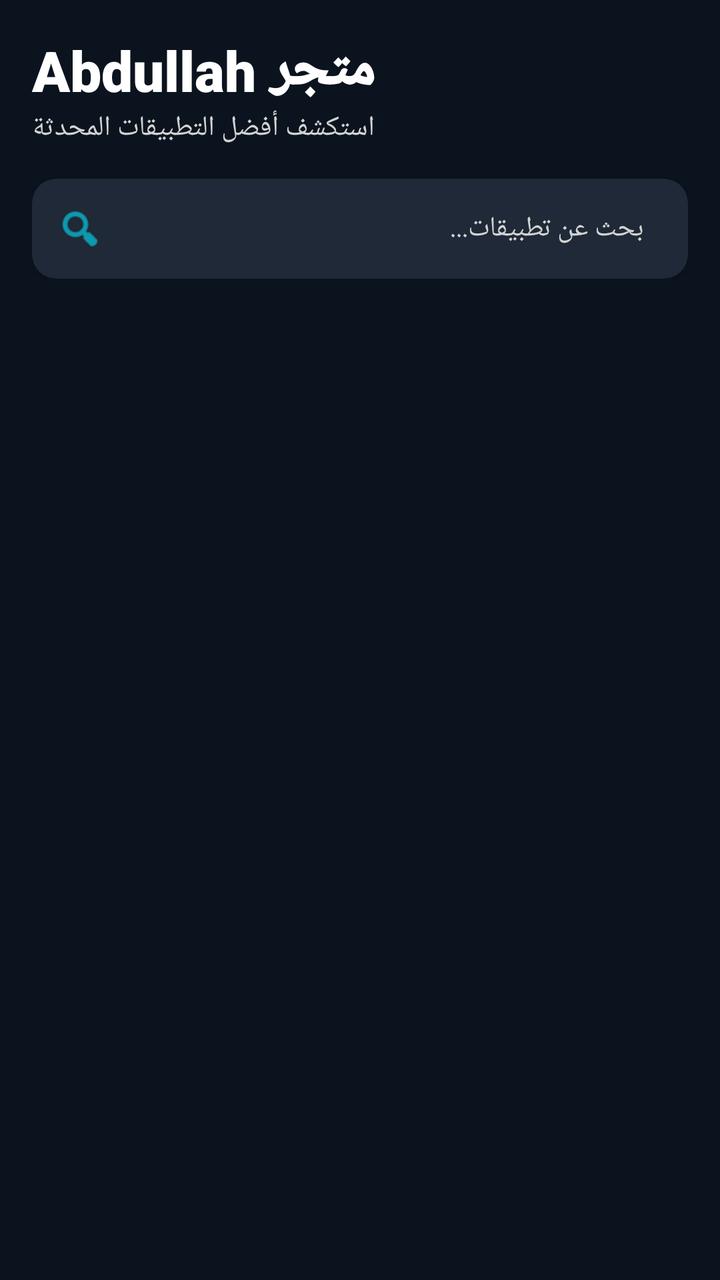
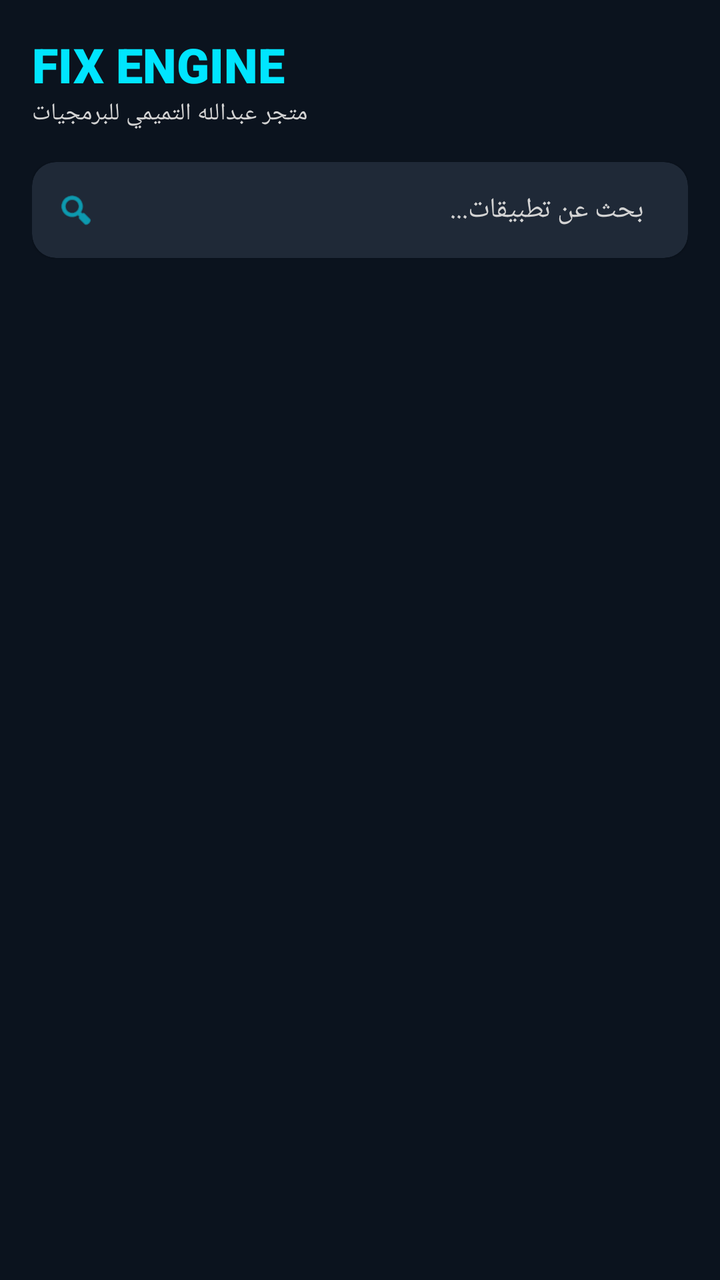

Compare the two renders of this Android layout. The source of the first and the diff that turns it into the second are given below.
<!-- AndroidManifest.xml: application theme Theme.FixEngine -->
<!-- res/layout/activity_main.xml -->
<?xml version="1.0" encoding="utf-8"?>
<androidx.coordinatorlayout.widget.CoordinatorLayout 
    xmlns:android="http://schemas.android.com/apk/res/android"
    xmlns:app="http://schemas.android.com/apk/res-auto"
    xmlns:tools="http://schemas.android.com/tools"
    android:layout_width="match_parent"
    android:layout_height="match_parent"
    android:background="@color/dark_background"
    tools:context=".MainActivity">

    <com.google.android.material.appbar.AppBarLayout
        android:id="@+id/appBar"
        android:layout_width="match_parent"
        android:layout_height="wrap_content"
        android:background="@android:color/transparent"
        app:elevation="0dp">

        <com.google.android.material.appbar.CollapsingToolbarLayout
            android:layout_width="match_parent"
            android:layout_height="wrap_content"
            app:layout_scrollFlags="scroll|exitUntilCollapsed">

            <LinearLayout
                android:layout_width="match_parent"
                android:layout_height="wrap_content"
                android:orientation="vertical"
                android:padding="16dp">

                
                <TextView
                    android:layout_width="wrap_content"
                    android:layout_height="wrap_content"
                    android:text="متجر Abdullah"
                    android:textColor="@color/white"
                    android:textSize="28sp"
                    android:textStyle="bold"
                    android:fontFamily="sans-serif-black" />

                <TextView
                    android:layout_width="wrap_content"
                    android:layout_height="wrap_content"
                    android:text="استكشف أفضل التطبيقات المحدثة"
                    android:textColor="@color/gray_light"
                    android:textSize="14sp"
                    android:layout_marginBottom="16dp" />

                
                <com.google.android.material.card.MaterialCardView
                    android:id="@+id/searchCard"
                    android:layout_width="match_parent"
                    android:layout_height="50dp"
                    app:cardBackgroundColor="#1F2937"
                    app:cardCornerRadius="12dp"
                    app:cardElevation="2dp"
                    app:strokeWidth="0dp">

                    <LinearLayout
                        android:layout_width="match_parent"
                        android:layout_height="match_parent"
                        android:gravity="center_vertical"
                        android:orientation="horizontal"
                        android:paddingHorizontal="12dp">

                        <ImageView
                            android:layout_width="24dp"
                            android:layout_height="24dp"
                            android:src="@android:drawable/ic_menu_search"
                            app:tint="@color/secondary_cyan" />

                        <EditText
                            android:id="@+id/etSearch"
                            android:layout_width="match_parent"
                            android:layout_height="match_parent"
                            android:background="@android:color/transparent"
                            android:hint="بحث عن تطبيقات..."
                            android:textColorHint="@color/gray_light"
                            android:textColor="@color/white"
                            android:textSize="14sp"
                            android:paddingHorizontal="10dp"
                            android:imeOptions="actionSearch"
                            android:inputType="text" />
                    </LinearLayout>
                </com.google.android.material.card.MaterialCardView>

            </LinearLayout>

        </com.google.android.material.appbar.CollapsingToolbarLayout>

    </com.google.android.material.appbar.AppBarLayout>

    
    <androidx.recyclerview.widget.RecyclerView
        android:id="@+id/recyclerView"
        android:layout_width="match_parent"
        android:layout_height="match_parent"
        android:clipToPadding="false"
        android:paddingHorizontal="8dp"
        android:paddingBottom="16dp"
        app:layout_behavior="@string/appbar_scrolling_view_behavior"
        tools:listitem="@layout/item_app" />

    
    <ProgressBar
        android:id="@+id/progressBar"
        android:layout_width="50dp"
        android:layout_height="50dp"
        android:layout_gravity="center"
        android:indeterminateTint="@color/secondary_cyan"
        android:visibility="gone" />

</androidx.coordinatorlayout.widget.CoordinatorLayout>
<!-- res/layout/item_app.xml (included above) -->
<?xml version="1.0" encoding="utf-8"?>
<com.google.android.material.card.MaterialCardView 
    xmlns:android="http://schemas.android.com/apk/res/android"
    xmlns:app="http://schemas.android.com/apk/res-auto"
    android:layout_width="match_parent"
    android:layout_height="wrap_content"
    android:layout_marginHorizontal="12dp"
    android:layout_marginVertical="6dp"
    app:cardCornerRadius="20dp"
    app:cardElevation="0dp"
    app:cardBackgroundColor="#1A222C"
    app:strokeColor="#2D3748"
    app:strokeWidth="1dp">

    <LinearLayout
        android:layout_width="match_parent"
        android:layout_height="wrap_content"
        android:orientation="horizontal"
        android:padding="14dp"
        android:gravity="center_vertical">

        
        <com.google.android.material.imageview.ShapeableImageView
            android:id="@+id/imgAppIcon"
            android:layout_width="68dp"
            android:layout_height="68dp"
            android:scaleType="centerCrop"
            android:elevation="4dp"
            app:shapeAppearanceOverlay="@style/RoundedIcon"
            android:background="#2D3748" />

        <LinearLayout
            android:layout_width="0dp"
            android:layout_height="wrap_content"
            android:layout_weight="1"
            android:orientation="vertical"
            android:layout_marginStart="16dp">

            <TextView
                android:id="@+id/txtAppName"
                android:layout_width="match_parent"
                android:layout_height="wrap_content"
                android:text="اسم التطبيق"
                android:textColor="@color/white"
                android:textSize="17sp"
                android:textStyle="bold"
                android:fontFamily="sans-serif-medium"
                android:maxLines="1"
                android:ellipsize="end"/>

            <TextView
                android:id="@+id/txtDeveloper"
                android:layout_width="match_parent"
                android:layout_height="wrap_content"
                android:text="اسم المطور"
                android:textColor="@color/gray_light"
                android:textSize="12sp"
                android:layout_marginTop="2dp"
                android:alpha="0.8"/>

            
            <TextView
                android:id="@+id/txtVersion"
                android:layout_width="wrap_content"
                android:layout_height="wrap_content"
                android:text="V 1.0.2"
                android:textColor="@color/secondary_cyan"
                android:textSize="10sp"
                android:textStyle="bold"
                android:layout_marginTop="6dp"
                android:background="@drawable/bg_version_badge"
                android:paddingHorizontal="8dp"
                android:paddingVertical="3dp" />
        </LinearLayout>

        
        <com.google.android.material.button.MaterialButton
            android:id="@+id/btnDownload"
            android:layout_width="wrap_content"
            android:layout_height="wrap_content"
            android:text="تثبيت"
            android:textColor="@color/dark_background"
            android:textSize="13sp"
            android:textStyle="bold"
            app:cornerRadius="12dp"
            android:minWidth="80dp"
            android:paddingHorizontal="12dp"
            app:backgroundTint="@color/secondary_cyan"
            app:rippleColor="@color/white" />

    </LinearLayout>
</com.google.android.material.card.MaterialCardView>
<!-- resources referenced by this layout -->
<resources>
  <color name="dark_background">#0B131E</color>
  <color name="gray_light">#D3D3D3</color>
  <color name="secondary_cyan">#00E5FF</color>
  <color name="white">#FFFFFFFF</color>
  <!-- drawable bg_version_badge (drawable) -->
  <shape xmlns:android="http://schemas.android.com/apk/res/android">
      <solid android:color="#1A00E5FF"/> 
      <corners android:radius="8dp"/>
  </shape>
  <style name="RoundedIcon">
          <item name="cornerSize">25%</item>
      </style>
  <style name="Theme.FixEngine" parent="Theme.MaterialComponents.DayNight.NoActionBar">
          <item name="colorPrimary">#00796B</item>
          <item name="colorPrimaryVariant">#004D40</item>
          <item name="colorOnPrimary">#FFFFFF</item>
          
          <item name="colorSecondary">#26A69A</item>
          <item name="colorSecondaryVariant">#00897B</item>
          <item name="colorOnSecondary">#FFFFFF</item>
  
          <item name="android:windowBackground">#FAFAFA</item>
          <item name="android:statusBarColor">#FFFFFF</item>
          <item name="android:windowLightStatusBar">true</item>
          
          <item name="materialButtonStyle">@style/Widget.MaterialComponents.Button.UnelevatedButton</item>
      </style>
</resources>

<!-- the commit's change to res/layout/activity_main.xml (unified diff, before → after) -->
@@ -12,7 +12,7 @@
         android:id="@+id/appBar"
         android:layout_width="match_parent"
         android:layout_height="wrap_content"
-        android:background="@android:color/transparent"
+        android:background="@color/dark_background"
         app:elevation="0dp">
 
         <com.google.android.material.appbar.CollapsingToolbarLayout
@@ -24,34 +24,34 @@
                 android:layout_width="match_parent"
                 android:layout_height="wrap_content"
                 android:orientation="vertical"
-                android:padding="16dp">
+                android:paddingTop="16dp"
+                android:paddingHorizontal="16dp">
 
                 
                 <TextView
                     android:layout_width="wrap_content"
                     android:layout_height="wrap_content"
-                    android:text="متجر Abdullah"
-                    android:textColor="@color/white"
-                    android:textSize="28sp"
+                    android:text="FIX ENGINE"
+                    android:textColor="@color/secondary_cyan"
+                    android:textSize="24sp"
                     android:textStyle="bold"
                     android:fontFamily="sans-serif-black" />
 
                 <TextView
                     android:layout_width="wrap_content"
                     android:layout_height="wrap_content"
-                    android:text="استكشف أفضل التطبيقات المحدثة"
+                    android:text="متجر عبدالله التميمي للبرمجيات"
                     android:textColor="@color/gray_light"
-                    android:textSize="14sp"
+                    android:textSize="12sp"
                     android:layout_marginBottom="16dp" />
 
                 
                 <com.google.android.material.card.MaterialCardView
                     android:id="@+id/searchCard"
                     android:layout_width="match_parent"
-                    android:layout_height="50dp"
+                    android:layout_height="48dp"
                     app:cardBackgroundColor="#1F2937"
                     app:cardCornerRadius="12dp"
-                    app:cardElevation="2dp"
                     app:strokeWidth="0dp">
 
                     <LinearLayout
@@ -62,8 +62,8 @@
                         android:paddingHorizontal="12dp">
 
                         <ImageView
-                            android:layout_width="24dp"
-                            android:layout_height="24dp"
+                            android:layout_width="20dp"
+                            android:layout_height="20dp"
                             android:src="@android:drawable/ic_menu_search"
                             app:tint="@color/secondary_cyan" />
 
@@ -82,6 +82,22 @@
                     </LinearLayout>
                 </com.google.android.material.card.MaterialCardView>
 
+                
+                <com.google.android.material.tabs.TabLayout
+                    android:id="@+id/tabLayoutMain"
+                    android:layout_width="match_parent"
+                    android:layout_height="wrap_content"
+                    android:layout_marginTop="8dp"
+                    android:background="@android:color/transparent"
+                    app:tabGravity="fill"
+                    app:tabMode="fixed"
+                    app:tabIndicatorColor="@color/secondary_cyan"
+                    app:tabIndicatorFullWidth="false"
+                    app:tabIndicatorHeight="3dp"
+                    app:tabSelectedTextColor="@color/secondary_cyan"
+                    app:tabTextColor="@color/gray_light"
+                    app:tabRippleColor="@android:color/transparent" />
+
             </LinearLayout>
 
         </com.google.android.material.appbar.CollapsingToolbarLayout>
@@ -89,116 +105,19 @@
     </com.google.android.material.appbar.AppBarLayout>
 
     
-    <androidx.recyclerview.widget.RecyclerView
-        android:id="@+id/recyclerView"
+    <androidx.viewpager2.widget.ViewPager2
+        android:id="@+id/viewPagerMain"
         android:layout_width="match_parent"
         android:layout_height="match_parent"
-        android:clipToPadding="false"
-        android:paddingHorizontal="8dp"
-        android:paddingBottom="16dp"
-        app:layout_behavior="@string/appbar_scrolling_view_behavior"
-        tools:listitem="@layout/item_app" />
+        app:layout_behavior="@string/appbar_scrolling_view_behavior" />
 
     
     <ProgressBar
         android:id="@+id/progressBar"
-        android:layout_width="50dp"
-        android:layout_height="50dp"
+        android:layout_width="40dp"
+        android:layout_height="40dp"
         android:layout_gravity="center"
         android:indeterminateTint="@color/secondary_cyan"
         android:visibility="gone" />
 
 </androidx.coordinatorlayout.widget.CoordinatorLayout>
-<!-- res/layout/item_app.xml (included above) -->
-<?xml version="1.0" encoding="utf-8"?>
-<com.google.android.material.card.MaterialCardView 
-    xmlns:android="http://schemas.android.com/apk/res/android"
-    xmlns:app="http://schemas.android.com/apk/res-auto"
-    android:layout_width="match_parent"
-    android:layout_height="wrap_content"
-    android:layout_marginHorizontal="12dp"
-    android:layout_marginVertical="6dp"
-    app:cardCornerRadius="20dp"
-    app:cardElevation="0dp"
-    app:cardBackgroundColor="#1A222C"
-    app:strokeColor="#2D3748"
-    app:strokeWidth="1dp">
-
-    <LinearLayout
-        android:layout_width="match_parent"
-        android:layout_height="wrap_content"
-        android:orientation="horizontal"
-        android:padding="14dp"
-        android:gravity="center_vertical">
-
-        
-        <com.google.android.material.imageview.ShapeableImageView
-            android:id="@+id/imgAppIcon"
-            android:layout_width="68dp"
-            android:layout_height="68dp"
-            android:scaleType="centerCrop"
-            android:elevation="4dp"
-            app:shapeAppearanceOverlay="@style/RoundedIcon"
-            android:background="#2D3748" />
-
-        <LinearLayout
-            android:layout_width="0dp"
-            android:layout_height="wrap_content"
-            android:layout_weight="1"
-            android:orientation="vertical"
-            android:layout_marginStart="16dp">
-
-            <TextView
-                android:id="@+id/txtAppName"
-                android:layout_width="match_parent"
-                android:layout_height="wrap_content"
-                android:text="اسم التطبيق"
-                android:textColor="@color/white"
-                android:textSize="17sp"
-                android:textStyle="bold"
-                android:fontFamily="sans-serif-medium"
-                android:maxLines="1"
-                android:ellipsize="end"/>
-
-            <TextView
-                android:id="@+id/txtDeveloper"
-                android:layout_width="match_parent"
-                android:layout_height="wrap_content"
-                android:text="اسم المطور"
-                android:textColor="@color/gray_light"
-                android:textSize="12sp"
-                android:layout_marginTop="2dp"
-                android:alpha="0.8"/>
-
-            
-            <TextView
-                android:id="@+id/txtVersion"
-                android:layout_width="wrap_content"
-                android:layout_height="wrap_content"
-                android:text="V 1.0.2"
-                android:textColor="@color/secondary_cyan"
-                android:textSize="10sp"
-                android:textStyle="bold"
-                android:layout_marginTop="6dp"
-                android:background="@drawable/bg_version_badge"
-                android:paddingHorizontal="8dp"
-                android:paddingVertical="3dp" />
-        </LinearLayout>
-
-        
-        <com.google.android.material.button.MaterialButton
-            android:id="@+id/btnDownload"
-            android:layout_width="wrap_content"
-            android:layout_height="wrap_content"
-            android:text="تثبيت"
-            android:textColor="@color/dark_background"
-            android:textSize="13sp"
-            android:textStyle="bold"
-            app:cornerRadius="12dp"
-            android:minWidth="80dp"
-            android:paddingHorizontal="12dp"
-            app:backgroundTint="@color/secondary_cyan"
-            app:rippleColor="@color/white" />
-
-    </LinearLayout>
-</com.google.android.material.card.MaterialCardView>
<!-- resource entries referenced after the edit -->
@@ -4,14 +4,6 @@
   <color name="gray_light">#D3D3D3</color>
   <color name="secondary_cyan">#00E5FF</color>
   <color name="white">#FFFFFFFF</color>
-  <!-- drawable bg_version_badge (drawable) -->
-  <shape xmlns:android="http://schemas.android.com/apk/res/android">
-      <solid android:color="#1A00E5FF"/> 
-      <corners android:radius="8dp"/>
-  </shape>
-  <style name="RoundedIcon">
-          <item name="cornerSize">25%</item>
-      </style>
   <style name="Theme.FixEngine" parent="Theme.MaterialComponents.DayNight.NoActionBar">
           <item name="colorPrimary">#00796B</item>
           <item name="colorPrimaryVariant">#004D40</item>
